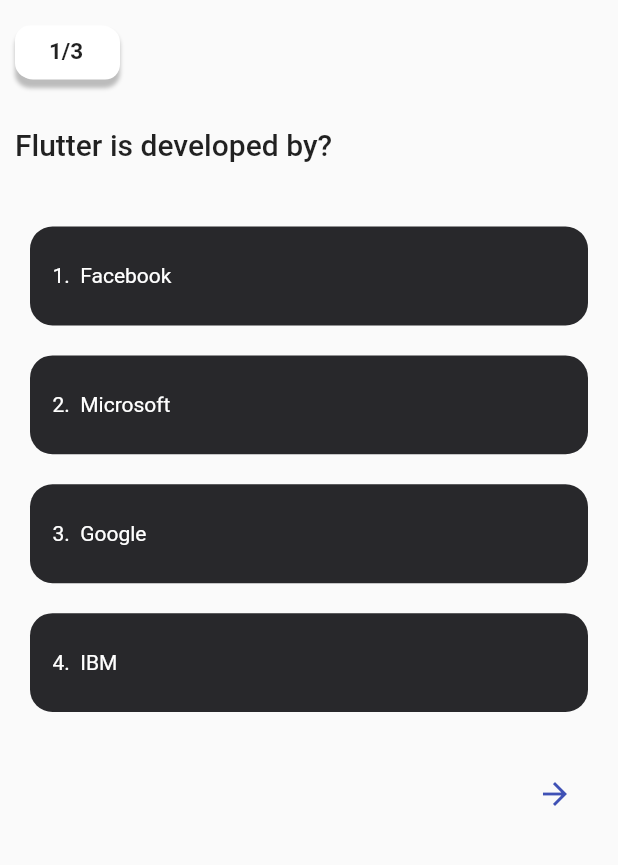
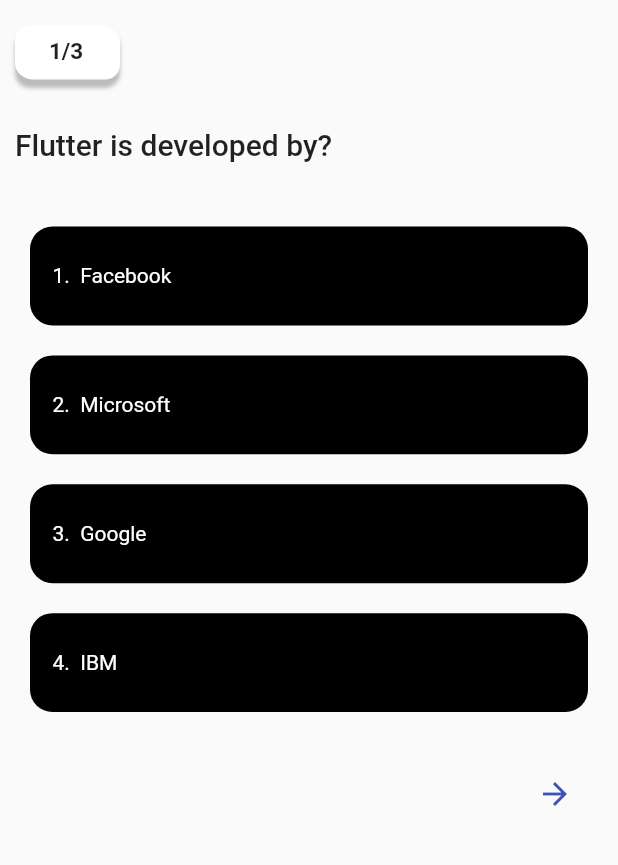
Before and after one commit to nayaksriraksha/quiz_application, a Flutter app: the screen it shows after launch, on a phone screen of 412 x 824 dp, the part 117-982 px from its top. Run offline on Flutter 3.47's test engine with Material 2 defaults, Android fonts, the phone set to English and light mode, and no system bars; our stand-ins replace get, shared_preferences.

Commit message:
second commit

```diff
--- a/lib/screens/questionScreen.dart
+++ b/lib/screens/questionScreen.dart
@@ -15,9 +15,6 @@ class QuestionScreen extends StatelessWidget {
   @override
   Widget build(BuildContext context) {
 
-    var cusH = SizedBox(
-      height: MediaQuery.of(context).size.width * 0.08,
-    );
     return Scaffold(
       appBar: AppBar(
         toolbarHeight: 78,
@@ -83,8 +80,9 @@ class QuestionScreen extends StatelessWidget {
       )
 
               ),
-              cusH,
-              Obx(
+    SizedBox(
+    height: MediaQuery.of(context).size.width * 0.08,
+    ),              Obx(
                 () => Text(
                   Questions.entries
                       .firstWhere((element) =>
@@ -96,7 +94,9 @@ class QuestionScreen extends StatelessWidget {
                   ),
                 ),
               ),
-              cusH,
+              SizedBox(
+                height: MediaQuery.of(context).size.width * 0.08,
+              ),
               ListView.builder(
                 shrinkWrap: true,
                 itemCount: 4,
@@ -111,6 +111,7 @@ class QuestionScreen extends StatelessWidget {
                           quizController.pageCount.value, index),
                       indexVal: index,
                       onTap: () {
+                        debugPrint("nbvbn...");
                         quizController.correctAns.add(getOptionsAnswerData(
                             quizController.pageCount.value, index));
 
@@ -123,8 +124,9 @@ class QuestionScreen extends StatelessWidget {
                   );
                 },
               ),
-              cusH,
-
+              SizedBox(
+                height: MediaQuery.of(context).size.width * 0.08,
+              ),
               Center(
                 child: Obx(
                   () => Row(
--- a/lib/widget/rectangleButton.dart
+++ b/lib/widget/rectangleButton.dart
@@ -49,8 +49,8 @@ class RectContainer extends StatelessWidget {
                 element.key == quizController.pageCount.value)
                     .value ==
                     indexVal)
-                ? const Color.fromARGB(255, 122, 122, 122)
-                : const Color(0xff28282B),
+                ? Colors.black26
+                : Colors.black,
           ),
           child: Row(
             mainAxisAlignment: MainAxisAlignment.spaceBetween,
```
